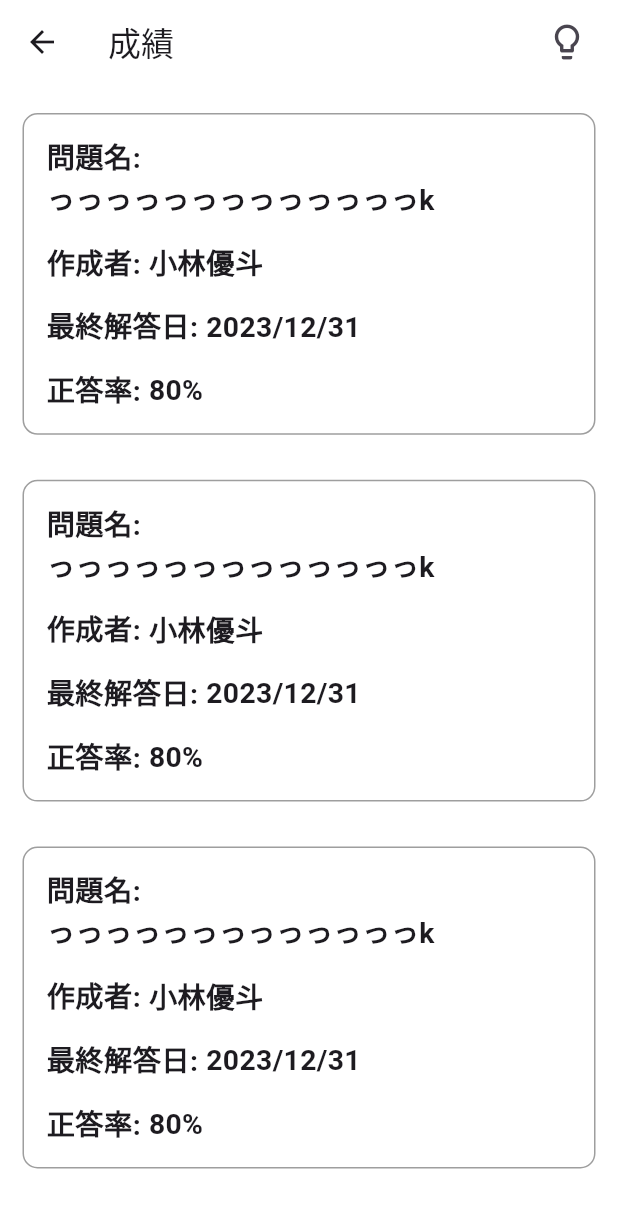
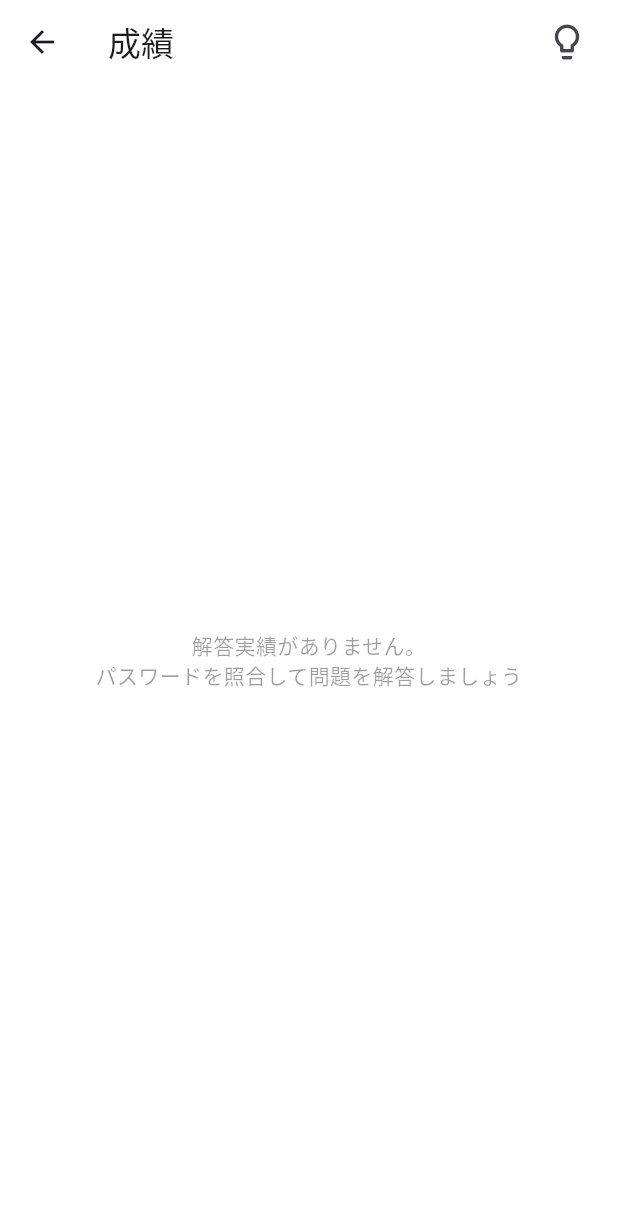
Before and after one commit to yutokobayashii/share_question, a Flutter app: the GradePage screen opened directly, on a phone screen of 412 x 824 dp. Shown: the top 1208 px of the screen. Run offline on Flutter 3.47's test engine with Material 3 defaults, Android fonts, the phone set to English and light mode, and no system bars; our stand-ins replace cloud_firestore, firebase_core, firebase_storage, fl_chart, flutter_hooks, flutter_screenutil and 6 more; accounts and stored records are empty; generated files the repository leaves out were written again.

Commit message:
記述の際にあなたの回答を表示するように修正

```diff
--- a/lib/entity/grade_data/grade.dart
+++ b/lib/entity/grade_data/grade.dart
@@ -9,6 +9,7 @@ part 'grade.g.dart';
 @freezed
 class Grade with _$Grade {
   const factory Grade({
+    required String uuid,
     required String name,
     required String author,
     required String lastDate,
--- a/lib/pages/answer_pages/answer_page.dart
+++ b/lib/pages/answer_pages/answer_page.dart
@@ -3,7 +3,6 @@ import 'package:flutter_screenutil/flutter_screenutil.dart';
 import 'package:hooks_riverpod/hooks_riverpod.dart';
 
 import '../../constant/style.dart';
-import '../answer_question_pages/answer_question_page.dart';
 import '../home_pages/home_widgets/main_home_widget.dart';
 import '../input_password_pages/input_password_page.dart';
 import 'answer_widgets/question_list_page.dart';
--- a/lib/pages/answer_pages/answer_widgets/question_list_page.dart
+++ b/lib/pages/answer_pages/answer_widgets/question_list_page.dart
@@ -43,12 +43,10 @@ class QuestionListWidget extends HookConsumerWidget {
            );
 
          } else{
-           print('data$data');
            return Expanded(
              child: ListView.builder(
                itemCount: data.length,
                itemBuilder: (context, index) {
-                 print(index);
                  return Dismissible(
                    direction: DismissDirection.startToEnd,
                    key: UniqueKey(),
--- a/lib/pages/grade_pages/grade_page.dart
+++ b/lib/pages/grade_pages/grade_page.dart
@@ -3,14 +3,17 @@ import 'package:flutter_screenutil/flutter_screenutil.dart';
 import 'package:hooks_riverpod/hooks_riverpod.dart';
 
 import '../../constant/style.dart';
-import '../grade_display_pages/grade_display_page.dart';
+import '../../entity/grade_data/grade.dart';
+import '../../usecase/grade_data_usecase.dart';
 
 class GradePage extends StatelessWidget {
   const GradePage({super.key});
 
   @override
   Widget build(BuildContext context) {
-    const listNumber = 3;
+    final gradeDataUseCase = GradeDataUseCase();
+    final gradeData = gradeDataUseCase.getGradeFromSqLite();
+
     return Scaffold(
       appBar: AppBar(
         backgroundColor: Colors.white,
@@ -18,35 +21,62 @@ class GradePage extends StatelessWidget {
         actions: const [
           Padding(
             padding: EdgeInsets.only(right: 20),
-            child: Icon(Icons.lightbulb_outline,size: 28,),
+            child: Icon(
+              Icons.lightbulb_outline,
+              size: 28,
+            ),
           )
         ],
       ),
-      body: Container(
+      body: FutureBuilder<List<Grade>>(
+          future: gradeData,
+          builder: (BuildContext context, AsyncSnapshot<List<Grade>> snapshot) {
+            if (snapshot.hasError) {
+              return const Text("エラーが発生しました。");
+            } else if (snapshot.connectionState != ConnectionState.done) {
+              return const CircularProgressIndicator();
+            } else if (snapshot.data?.isEmpty ?? true) {
+              return Container(
+                color: Colors.white,
+                child: const Center(
+                    child: Text(
+                  "解答実績がありません。\nパスワードを照合して問題を解答しましょう",
+                  textAlign: TextAlign.center,
+                  style: TextStyle(color: Colors.black38),
+                )),
+              );
+            } else {
+              return Container(
                 color: Colors.white,
                 child: SingleChildScrollView(
                   child: Column(
                     crossAxisAlignment: CrossAxisAlignment.start,
                     children: [
-              SizedBox(height: 20.h,),
-
-              for(int i = 0; i<listNumber; i++) ...{
-
+                      SizedBox(
+                        height: 20.h,
+                      ),
+                      for (int i = 0; i < snapshot.data!.length; i++) ...{
                         GradeListWidget(
                           i: i,
-                  listNumber: listNumber,
-                  questionName: 'っっっっっっっっっっっっっk',
-                  date: '2023/12/31',
-                  rate: '80',
-                  name: '小林優斗',
-
+                          listNumber: snapshot.data!.length,
+                          questionName: snapshot.data![i].name,
+                          date: snapshot.data![i].lastDate,
+                          rate: ((snapshot.data![i].correctNumber /
+                                      snapshot.data![i].questionNumber) *
+                                  100)
+                              .toString(),
+                          name: snapshot.data![i].author,
                         ),
-                const SizedBox(height: 30,),
+                        const SizedBox(
+                          height: 30,
+                        ),
                       }
                     ],
                   ),
                 ),
-      )
+              );
+            }
+          }),
     );
   }
 }
@@ -70,7 +100,7 @@ class GradeListWidget extends HookConsumerWidget {
   final String name;
 
   @override
-  Widget build(BuildContext context,WidgetRef ref) {
+  Widget build(BuildContext context, WidgetRef ref) {
     return Padding(
       padding: const EdgeInsets.symmetric(horizontal: 15),
       child: GestureDetector(
@@ -90,65 +120,65 @@ class GradeListWidget extends HookConsumerWidget {
               width: 1, // 外枠の太さ
             ),
           ),
-
           child: Column(
             crossAxisAlignment: CrossAxisAlignment.start,
             children: [
-
-              SizedBox(height: 15.h,),
-
-              Text('問題名:',
-                  style: boldTextStyle),
-
-              Text(questionName,
-                style: boldTextStyle,),
-
-              SizedBox(height: 15.h,),
-
+              SizedBox(
+                height: 15.h,
+              ),
+              Text('問題名:', style: boldTextStyle),
+              Text(
+                questionName,
+                style: boldTextStyle,
+              ),
+              SizedBox(
+                height: 15.h,
+              ),
               Row(
                 children: [
-                  Text('作成者:',
-                      style: boldTextStyle),
-
-                  SizedBox(width: 5.w,),
-
-                  Text(name,
-                    style: boldTextStyle,),
+                  Text('作成者:', style: boldTextStyle),
+                  SizedBox(
+                    width: 5.w,
+                  ),
+                  Text(
+                    name,
+                    style: boldTextStyle,
+                  ),
                 ],
               ),
-
-              SizedBox(height: 15.h,),
-
-
-
+              SizedBox(
+                height: 15.h,
+              ),
               Row(
                 children: [
-                  Text('最終解答日:',
-                      style: boldTextStyle),
-
-                  SizedBox(width: 5.w,),
-
-                  Text(date,
-                    style: boldTextStyle,),
+                  Text('最終解答日:', style: boldTextStyle),
+                  SizedBox(
+                    width: 5.w,
+                  ),
+                  Text(
+                    date,
+                    style: boldTextStyle,
+                  ),
                 ],
               ),
-
-              SizedBox(height: 15.h,),
-
+              SizedBox(
+                height: 15.h,
+              ),
               Row(
                 children: [
-                  Text('正答率:',
-                      style: boldTextStyle),
-
-                  SizedBox(width: 5.w,),
-
-                  Text("$rate%",
-                    style: boldTextStyle,),
+                  Text('正答率:', style: boldTextStyle),
+                  SizedBox(
+                    width: 5.w,
+                  ),
+                  Text(
+                    "$rate%",
+                    style: boldTextStyle,
+                  ),
                 ],
               ),
-
-              SizedBox(height: 15.h,),
-
+              SizedBox(
+                height: 15.h,
+              ),
             ],
           ),
         ),
--- a/lib/repository/grade_data_repository.dart
+++ b/lib/repository/grade_data_repository.dart
@@ -21,6 +21,7 @@ class GradeDataRepositoryImp implements GradeDataRepository {
     final correctNumber = ref.watch(correctNumberProvider);
 
     return Grade(
+      uuid: data.uuid,
       name: data.name,
       author: data.author,
       lastDate: formatDateTime(DateTime.now()),
```
Also changed, not shown: lib/data/local/grade_sqflite_dao.dart (+31 -2 lines), lib/db/grade_sq_flite_db.dart (+6 -5 lines), lib/pages/answer_question_pages/answer_question_page.dart (+32 -9 lines), lib/usecase/grade_data_usecase.dart (+13 -4 lines), lib/entity/grade_data/grade.freezed.dart, lib/entity/grade_data/grade.g.dart. Lines whose indentation alone changed are shown as unchanged.
